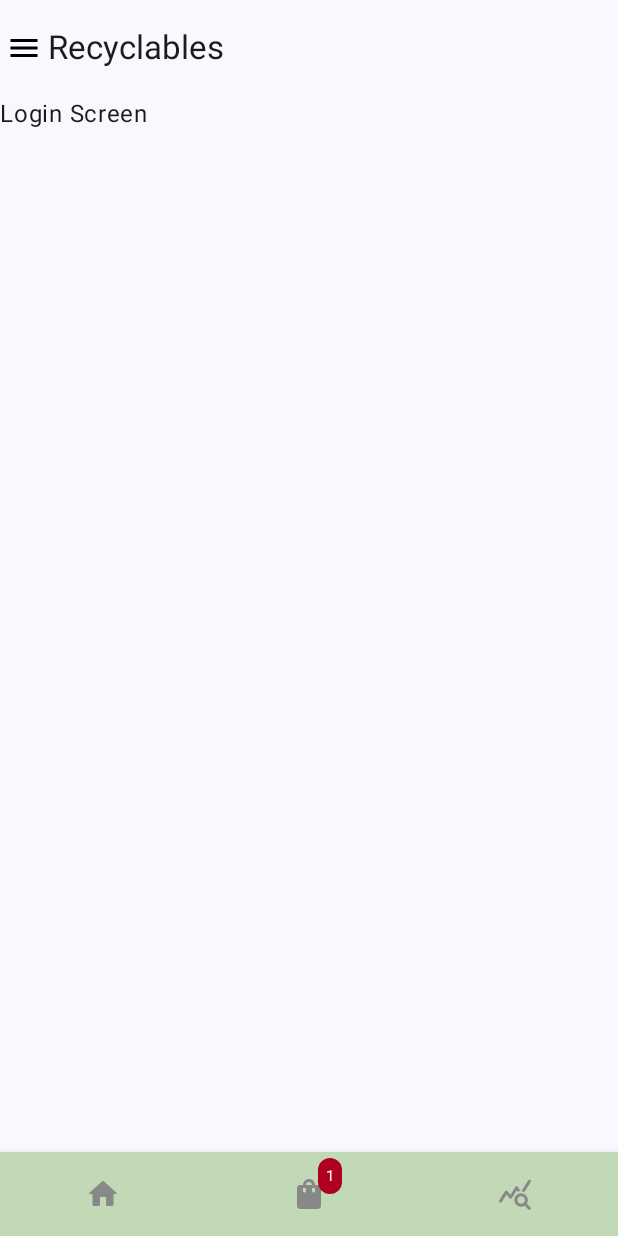
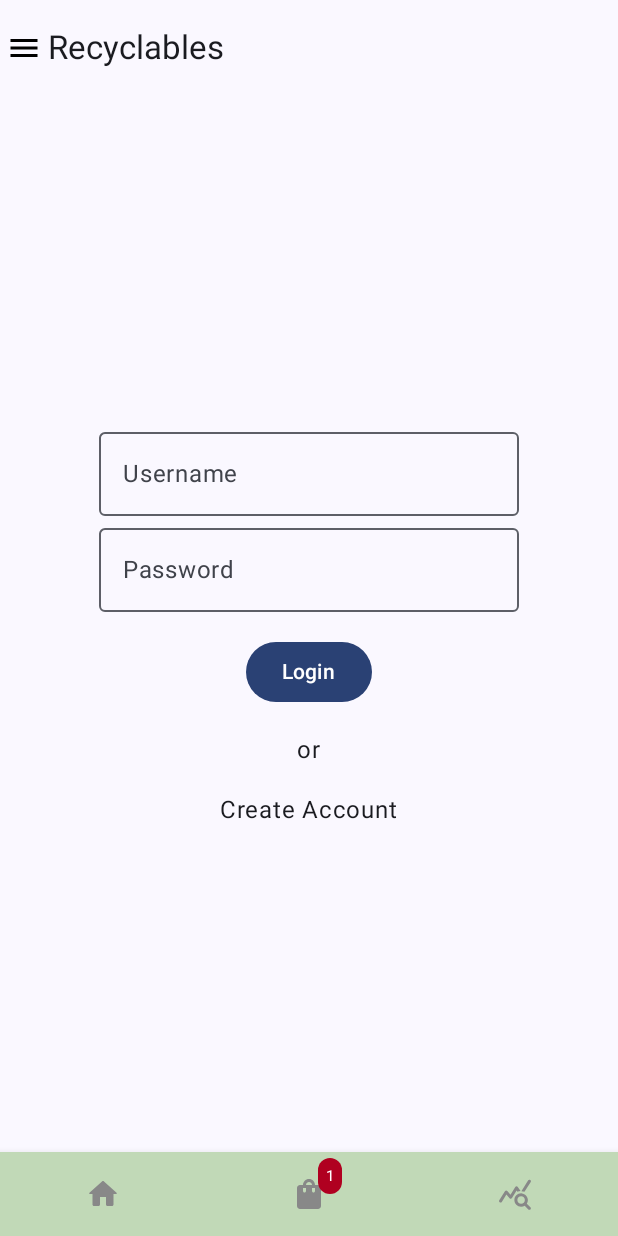
Before and after one commit to jaredbaca/RecyclingTracker, an Android app built with Jetpack Compose: the screen it shows after launch (MainActivity), after a tap on "Login", on a phone screen of 412 x 824 dp. Run offline under Robolectric (Android 15) with nearby library versions, the phone set to English and light mode, and no system bars; our stand-ins replace Firebase (no records; nobody signed in at launch, a user with empty details on screens opened directly); 1 statement that could not run was skipped; 2 other taps on this screen came first.

Commit message:
added login fields and button, do not work yet

```diff
--- a/app/src/main/java/edu/bu/recyclingtracker/ui/components/TextComponents.kt
+++ b/app/src/main/java/edu/bu/recyclingtracker/ui/components/TextComponents.kt
@@ -3,12 +3,19 @@ package edu.bu.recyclingtracker.ui.components
 import androidx.compose.foundation.clickable
 import androidx.compose.foundation.layout.fillMaxWidth
 import androidx.compose.foundation.layout.padding
+import androidx.compose.foundation.text.KeyboardOptions
 import androidx.compose.material3.DrawerState
 import androidx.compose.material3.ExperimentalMaterial3Api
+import androidx.compose.material3.OutlinedTextField
 import androidx.compose.material3.Text
 import androidx.compose.runtime.Composable
+import androidx.compose.runtime.getValue
+import androidx.compose.runtime.mutableStateOf
+import androidx.compose.runtime.remember
+import androidx.compose.runtime.setValue
 import androidx.compose.ui.Modifier
 import androidx.compose.ui.graphics.Color
+import androidx.compose.ui.text.input.KeyboardType
 import androidx.compose.ui.text.style.TextAlign
 import androidx.compose.ui.unit.dp
 import androidx.compose.ui.unit.sp
@@ -56,3 +63,16 @@ fun drawerItem(name: String,
         scope.launch { drawerState.apply { close() } }
     })
 }
+
+@OptIn(ExperimentalMaterial3Api::class)
+@Composable
+fun loginField(label: String, keyboardType: KeyboardOptions) {
+    var text by remember { mutableStateOf("") }
+    OutlinedTextField(value = text,
+        onValueChange = {
+            text = it
+        },
+        label = {Text(label)},
+        keyboardOptions = keyboardType
+    )
+}
--- a/app/src/main/java/edu/bu/recyclingtracker/ui/screens/LoginScreen.kt
+++ b/app/src/main/java/edu/bu/recyclingtracker/ui/screens/LoginScreen.kt
@@ -1,9 +1,52 @@
 package edu.bu.recyclingtracker.ui.screens
 
+import androidx.compose.foundation.clickable
+import androidx.compose.foundation.layout.Arrangement
+import androidx.compose.foundation.layout.Column
+import androidx.compose.foundation.layout.Row
+import androidx.compose.foundation.layout.fillMaxSize
+import androidx.compose.foundation.layout.padding
+import androidx.compose.foundation.text.KeyboardOptions
+import androidx.compose.material3.Button
+import androidx.compose.material3.Divider
+import androidx.compose.material3.ExperimentalMaterial3Api
+import androidx.compose.material3.OutlinedTextField
+import androidx.compose.material3.Surface
 import androidx.compose.material3.Text
+import androidx.compose.material3.TextField
 import androidx.compose.runtime.Composable
+import androidx.compose.runtime.getValue
+import androidx.compose.runtime.mutableStateOf
+import androidx.compose.runtime.remember
+import androidx.compose.runtime.setValue
+import androidx.compose.ui.Alignment
+import androidx.compose.ui.Modifier
+import androidx.compose.ui.text.input.KeyboardType
+import androidx.compose.ui.unit.dp
+import edu.bu.recyclingtracker.ui.components.loginField
 
+@OptIn(ExperimentalMaterial3Api::class)
 @Composable
 fun LoginScreen() {
-    Text("Login Screen")
+    Surface(
+        modifier = Modifier
+            .fillMaxSize()
+            .padding()
+    ) {
+        Column(verticalArrangement = Arrangement.Center,
+            horizontalAlignment = Alignment.CenterHorizontally) {
+            loginField(label = "Username", keyboardType = KeyboardOptions.Default)
+            loginField(label = "Password", keyboardType = KeyboardOptions(keyboardType = KeyboardType.Password))
+            Button(modifier = Modifier.padding(16.dp), onClick = { /*TODO*/ }) {
+                Text("Login")
+            }
+            Row {
+                Text(text = "or", modifier = Modifier.padding(bottom = 16.dp))
+            }
+            Text(text = "Create Account", modifier = Modifier.clickable {
+
+            })
+
+        }
+    }
 }
```
